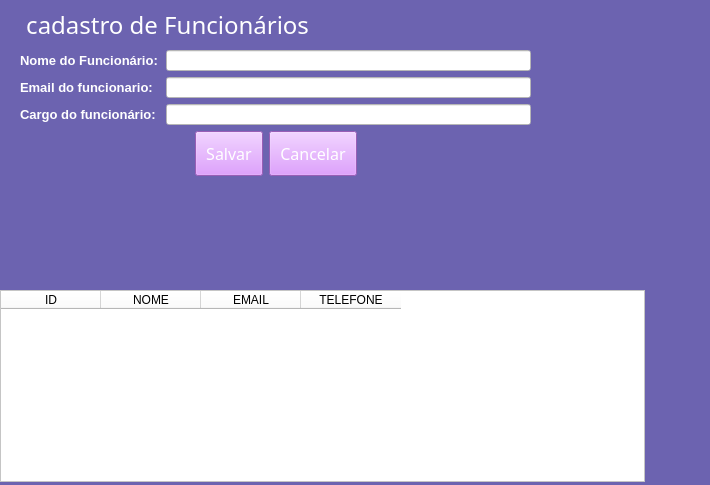
Before: the Qt Designer form view/cadastro_funcionarios.ui in Michel3-01/Sistema_Loja_de_Roupas, drawn with Qt 5.
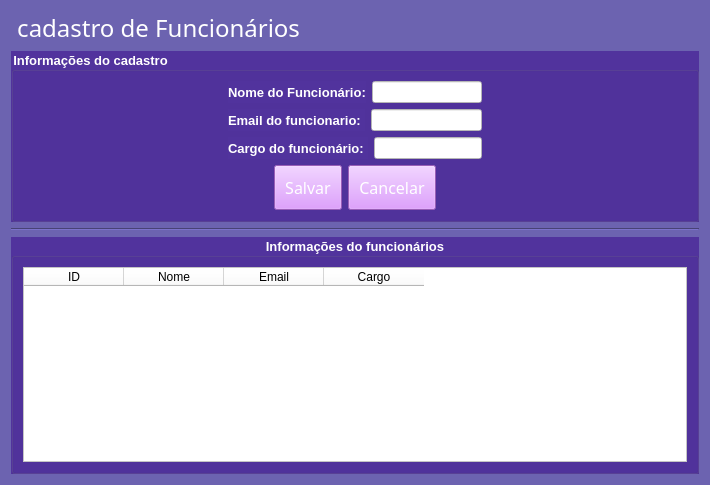
After: the same form once the commit is applied.

The edit to the form file:
```diff
--- a/view/cadastro_funcionarios.ui
+++ b/view/cadastro_funcionarios.ui
@@ -16,15 +16,9 @@
   <property name="styleSheet">
    <string notr="true">background-color:rgb(108, 99, 176)</string>
   </property>
+  <layout class="QVBoxLayout" name="verticalLayout_4">
+   <item>
   <widget class="QLabel" name="label">
-   <property name="geometry">
-    <rect>
-     <x>20</x>
-     <y>10</y>
-     <width>645</width>
-     <height>29</height>
-    </rect>
-   </property>
    <property name="font">
     <font>
      <family>Impact</family>
@@ -38,52 +32,44 @@
     <string> cadastro de Funcionários</string>
    </property>
   </widget>
-  <widget class="QTableWidget" name="tableWidget">
-   <property name="geometry">
-    <rect>
-     <x>0</x>
-     <y>290</y>
-     <width>645</width>
-     <height>192</height>
-    </rect>
+   </item>
+   <item>
+    <widget class="QGroupBox" name="groupBox">
+     <property name="font">
+      <font>
+       <pointsize>10</pointsize>
+       <weight>75</weight>
+       <bold>true</bold>
+      </font>
    </property>
    <property name="styleSheet">
-    <string notr="true">background-color: rgb(255, 255, 255);</string>
-   </property>
-   <column>
-    <property name="text">
-     <string>ID</string>
-    </property>
-   </column>
-   <column>
-    <property name="text">
-     <string>NOME</string>
-    </property>
-   </column>
-   <column>
-    <property name="text">
-     <string>EMAIL</string>
-    </property>
-   </column>
-   <column>
-    <property name="text">
-     <string>TELEFONE</string>
-    </property>
-   </column>
-  </widget>
-  <widget class="QWidget" name="">
-   <property name="geometry">
-    <rect>
-     <x>20</x>
-     <y>50</y>
-     <width>511</width>
-     <height>126</height>
-    </rect>
-   </property>
+      <string notr="true">background-color: rgb(81, 51, 157);
+color:rgb(255,255,255);</string>
+     </property>
+     <property name="title">
+      <string>Informações do cadastro</string>
+     </property>
+     <layout class="QVBoxLayout" name="verticalLayout_2">
+      <item>
+       <layout class="QHBoxLayout" name="horizontalLayout_5">
+        <item>
+         <spacer name="horizontalSpacer_6">
+          <property name="orientation">
+           <enum>Qt::Horizontal</enum>
+          </property>
+          <property name="sizeHint" stdset="0">
+           <size>
+            <width>40</width>
+            <height>20</height>
+           </size>
+          </property>
+         </spacer>
+        </item>
+        <item>
    <layout class="QVBoxLayout" name="verticalLayout">
     <item>
-     <layout class="QFormLayout" name="formLayout">
-      <item row="0" column="0">
+           <layout class="QHBoxLayout" name="horizontalLayout_4">
+            <item>
        <widget class="QLabel" name="label_2">
         <property name="font">
          <font>
@@ -100,14 +86,19 @@
         </property>
        </widget>
       </item>
-      <item row="0" column="1">
-       <widget class="QLineEdit" name="lineEdit_2">
+            <item>
+             <widget class="QLineEdit" name="nome_func">
         <property name="styleSheet">
-         <string notr="true">background-color: rgb(255, 255, 255);</string>
+               <string notr="true">background-color: rgb(255, 255, 255);
+color:rgb(0, 0, 0);</string>
         </property>
        </widget>
       </item>
-      <item row="1" column="0">
+           </layout>
+          </item>
+          <item>
+           <layout class="QHBoxLayout" name="horizontalLayout_3">
+            <item>
        <widget class="QLabel" name="label_3">
         <property name="font">
          <font>
@@ -124,14 +115,19 @@
         </property>
        </widget>
       </item>
-      <item row="1" column="1">
-       <widget class="QLineEdit" name="lineEdit_3">
+            <item>
+             <widget class="QLineEdit" name="email_func">
         <property name="styleSheet">
-         <string notr="true">background-color: rgb(255, 255, 255);</string>
+               <string notr="true">background-color: rgb(255, 255, 255);
+color:rgb(0, 0, 0);</string>
         </property>
        </widget>
       </item>
-      <item row="2" column="0">
+           </layout>
+          </item>
+          <item>
+           <layout class="QHBoxLayout" name="horizontalLayout_2">
+            <item>
        <widget class="QLabel" name="label_4">
         <property name="font">
          <font>
@@ -148,12 +144,30 @@
         </property>
        </widget>
       </item>
-      <item row="2" column="1">
-       <widget class="QLineEdit" name="lineEdit">
+            <item>
+             <widget class="QLineEdit" name="cargo_func">
         <property name="styleSheet">
-         <string notr="true">background-color: rgb(255, 255, 255);</string>
-        </property>
-       </widget>
+               <string notr="true">background-color: rgb(255, 255, 255);
+color:rgb(0, 0, 0);</string>
+              </property>
+             </widget>
+            </item>
+           </layout>
+          </item>
+         </layout>
+        </item>
+        <item>
+         <spacer name="horizontalSpacer_3">
+          <property name="orientation">
+           <enum>Qt::Horizontal</enum>
+          </property>
+          <property name="sizeHint" stdset="0">
+           <size>
+            <width>40</width>
+            <height>20</height>
+           </size>
+          </property>
+         </spacer>
       </item>
      </layout>
     </item>
@@ -227,6 +241,67 @@
     </item>
    </layout>
   </widget>
+   </item>
+   <item>
+    <widget class="Line" name="line">
+     <property name="orientation">
+      <enum>Qt::Horizontal</enum>
+     </property>
+    </widget>
+   </item>
+   <item>
+    <widget class="QGroupBox" name="groupBox_2">
+     <property name="font">
+      <font>
+       <pointsize>10</pointsize>
+       <weight>75</weight>
+       <bold>true</bold>
+      </font>
+     </property>
+     <property name="styleSheet">
+      <string notr="true">background-color: rgb(81, 51, 157);
+color:rgb(255,255,255);</string>
+     </property>
+     <property name="title">
+      <string>Informações do funcionários</string>
+     </property>
+     <property name="alignment">
+      <set>Qt::AlignCenter</set>
+     </property>
+     <layout class="QVBoxLayout" name="verticalLayout_3">
+      <item>
+       <widget class="QTableWidget" name="tabela_funcionarios">
+        <property name="styleSheet">
+         <string notr="true">background-color: rgb(255, 255, 255);
+color:rgb(0, 0, 0);
+</string>
+        </property>
+        <column>
+         <property name="text">
+          <string>ID</string>
+         </property>
+        </column>
+        <column>
+         <property name="text">
+          <string>Nome</string>
+         </property>
+        </column>
+        <column>
+         <property name="text">
+          <string>Email</string>
+         </property>
+        </column>
+        <column>
+         <property name="text">
+          <string>Cargo</string>
+         </property>
+        </column>
+       </widget>
+      </item>
+     </layout>
+    </widget>
+   </item>
+  </layout>
  </widget>
  <resources/>
  <connections/>
```
Left out of the diff: 4 changed lines with no effect on the pictures. Lines whose indentation alone changed are shown as unchanged.
